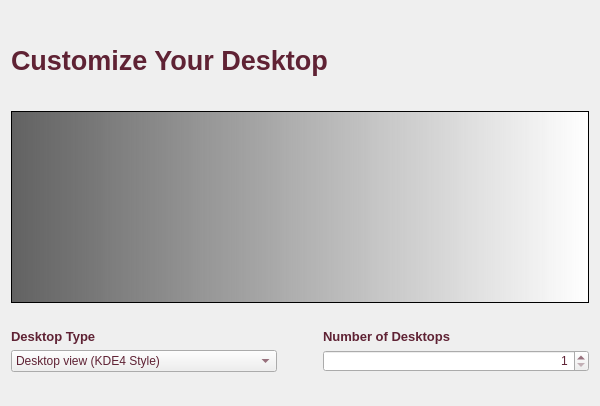
pars-linux/uludag, file kde/kaptan/src/gui/styleWidget.ui: the form before one commit.
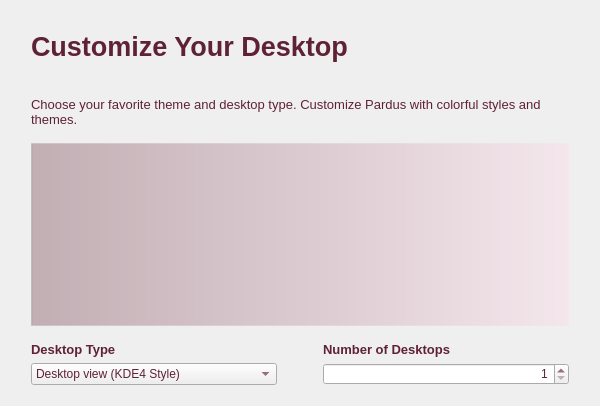
The form after the commit.

Commit message: style widget is ready

Diff of the .ui file:
```diff
--- a/kde/kaptan/src/gui/styleWidget.ui
+++ b/kde/kaptan/src/gui/styleWidget.ui
@@ -17,7 +17,7 @@
    <string>color: rgb(95, 34, 52);</string>
   </property>
   <layout class="QGridLayout" name="gridLayout">
-   <item row="0" column="0">
+   <item row="0" column="1">
     <spacer name="verticalSpacer">
      <property name="orientation">
       <enum>Qt::Vertical</enum>
@@ -33,8 +33,24 @@
      </property>
     </spacer>
    </item>
-   <item row="1" column="0" colspan="2">
+   <item row="1" column="1" colspan="2">
     <layout class="QVBoxLayout" name="verticalLayout">
+     <item>
+      <spacer name="verticalSpacer_6">
+       <property name="orientation">
+        <enum>Qt::Vertical</enum>
+       </property>
+       <property name="sizeType">
+        <enum>QSizePolicy::Expanding</enum>
+       </property>
+       <property name="sizeHint" stdset="0">
+        <size>
+         <width>20</width>
+         <height>20</height>
+        </size>
+       </property>
+      </spacer>
+     </item>
      <item>
       <widget class="QLabel" name="label">
        <property name="sizePolicy">
@@ -64,6 +80,45 @@
        </property>
       </widget>
      </item>
+     <item>
+      <spacer name="verticalSpacer_5">
+       <property name="orientation">
+        <enum>Qt::Vertical</enum>
+       </property>
+       <property name="sizeType">
+        <enum>QSizePolicy::Fixed</enum>
+       </property>
+       <property name="sizeHint" stdset="0">
+        <size>
+         <width>20</width>
+         <height>20</height>
+        </size>
+       </property>
+      </spacer>
+     </item>
+     <item>
+      <widget class="QLabel" name="labelMouseDesc">
+       <property name="minimumSize">
+        <size>
+         <width>300</width>
+         <height>0</height>
+        </size>
+       </property>
+       <property name="styleSheet">
+        <string notr="true">color:black</string>
+       </property>
+       <property name="text">
+        <string>&lt;!DOCTYPE HTML PUBLIC &quot;-//W3C//DTD HTML 4.0//EN&quot; &quot;http://www.w3.org/TR/REC-html40/strict.dtd&quot;&gt;
+&lt;html&gt;&lt;head&gt;&lt;meta name=&quot;qrichtext&quot; content=&quot;1&quot; /&gt;&lt;style type=&quot;text/css&quot;&gt;
+p, li { white-space: pre-wrap; }
+&lt;/style&gt;&lt;/head&gt;&lt;body style=&quot; font-family:'Sans Serif'; font-size:8pt; font-weight:400; font-style:normal;&quot;&gt;
+&lt;p style=&quot; margin-top:0px; margin-bottom:0px; margin-left:0px; margin-right:0px; -qt-block-indent:0; text-indent:0px;&quot;&gt;&lt;span style=&quot; font-size:10pt; color:#5f2234;&quot;&gt;Choose your favorite theme and desktop type. Customize Pardus with colorful styles and themes.&lt;/span&gt;&lt;/p&gt;&lt;/body&gt;&lt;/html&gt;</string>
+       </property>
+       <property name="wordWrap">
+        <bool>true</bool>
+       </property>
+      </widget>
+     </item>
      <item>
       <spacer name="verticalSpacer_3">
        <property name="orientation">
@@ -75,7 +130,7 @@
        <property name="sizeHint" stdset="0">
         <size>
          <width>20</width>
-         <height>20</height>
+         <height>10</height>
         </size>
        </property>
       </spacer>
@@ -83,7 +138,11 @@
      <item>
       <widget class="QListWidget" name="listStyles">
        <property name="styleSheet">
-        <string>background-color: qlineargradient(spread:pad, x1:0, y1:0, x2:1, y2:0, stop:0 rgba(0, 0, 0, 151), stop:1 rgba(255, 255, 255, 255));</string>
+        <string>#listStyles{
+	background-color: qlineargradient(spread:pad, x1:0, y1:0, x2:1, y2:0, stop:0 rgba(0, 0, 0, 81), stop:0.00537634 rgba(95, 34, 52, 80), stop:1 rgba(255, 213, 230, 80));
+
+border: 1px solid rgb(236, 236, 236, 80)
+}</string>
        </property>
       </widget>
      </item>
@@ -98,7 +157,7 @@
        <property name="sizeHint" stdset="0">
         <size>
          <width>20</width>
-         <height>20</height>
+         <height>10</height>
         </size>
        </property>
       </spacer>
@@ -189,12 +248,28 @@
        </item>
       </layout>
      </item>
+     <item>
+      <spacer name="verticalSpacer_7">
+       <property name="orientation">
+        <enum>Qt::Vertical</enum>
+       </property>
+       <property name="sizeType">
+        <enum>QSizePolicy::Expanding</enum>
+       </property>
+       <property name="sizeHint" stdset="0">
+        <size>
+         <width>20</width>
+         <height>20</height>
+        </size>
+       </property>
+      </spacer>
+     </item>
      <item>
       <layout class="QHBoxLayout" name="horizontalLayout_2"/>
      </item>
     </layout>
    </item>
-   <item row="2" column="1">
+   <item row="2" column="2">
     <spacer name="verticalSpacer_2">
      <property name="orientation">
       <enum>Qt::Vertical</enum>
@@ -210,6 +285,38 @@
      </property>
     </spacer>
    </item>
+   <item row="1" column="0">
+    <spacer name="horizontalSpacer_2">
+     <property name="orientation">
+      <enum>Qt::Horizontal</enum>
+     </property>
+     <property name="sizeType">
+      <enum>QSizePolicy::Fixed</enum>
+     </property>
+     <property name="sizeHint" stdset="0">
+      <size>
+       <width>20</width>
+       <height>20</height>
+      </size>
+     </property>
+    </spacer>
+   </item>
+   <item row="1" column="3">
+    <spacer name="horizontalSpacer_3">
+     <property name="orientation">
+      <enum>Qt::Horizontal</enum>
+     </property>
+     <property name="sizeType">
+      <enum>QSizePolicy::Fixed</enum>
+     </property>
+     <property name="sizeHint" stdset="0">
+      <size>
+       <width>20</width>
+       <height>20</height>
+      </size>
+     </property>
+    </spacer>
+   </item>
   </layout>
  </widget>
  <resources/>
```
